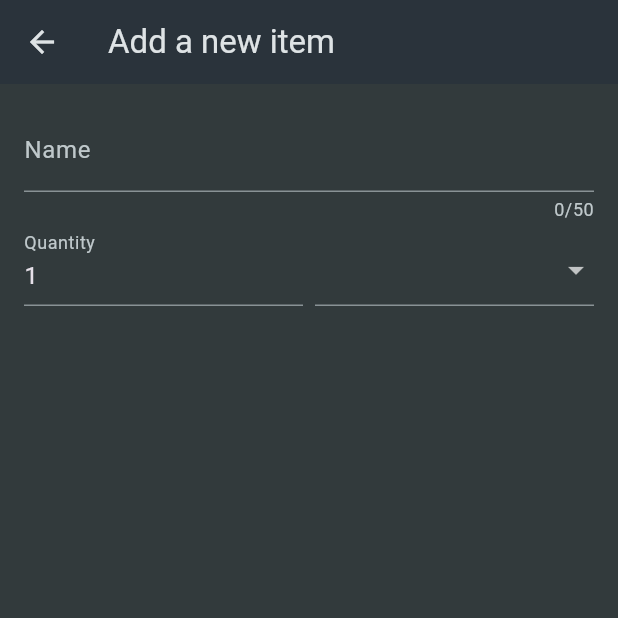
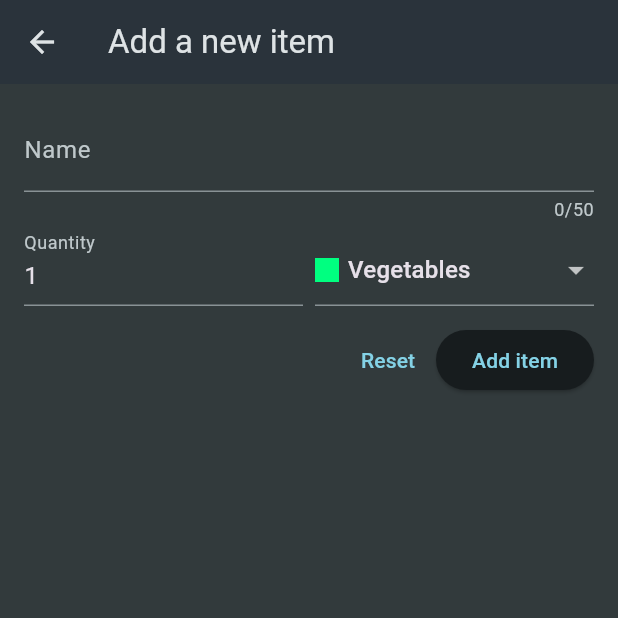
Before and after one commit to Amrendra29/Shopping_list, a Flutter app: the screen it shows after launch, after a tap on the "add" icon, on a phone screen of 412 x 824 dp, the top half of it. Run offline on Flutter 3.47's test engine with Material 3 defaults, Android fonts, the phone set to English and light mode, and no system bars.

Commit message:
Complete the UI Function

```diff
--- a/lib/models/grocery_item.dart
+++ b/lib/models/grocery_item.dart
@@ -4,10 +4,11 @@ import 'package:shopping_list/models/category.dart';
 
 class GroceryItem {
   const GroceryItem({
-    required this.category,
+
     required this.id,
     required this.name,
     required this.quantity,
+     required this.category,
   });
 
   final String id;
--- a/lib/widgets/grocery_list.dart
+++ b/lib/widgets/grocery_list.dart
@@ -1,5 +1,5 @@
 import 'package:flutter/material.dart';
-import 'package:shopping_list/data/dummy_items.dart';
+import 'package:shopping_list/models/grocery_item.dart';
 import 'package:shopping_list/widgets/new_item.dart';
 
 class GroceryList extends StatefulWidget {
@@ -10,32 +10,56 @@ class GroceryList extends StatefulWidget {
 }
 
 class _GroceryListState extends State<GroceryList> {
-  void _additem() {
-    Navigator.of(context).push(MaterialPageRoute(builder: (ctx) => NewItem()));
+  final List<GroceryItem> _groceryitems = [];
+  void _additem() async {
+    final newitem = await Navigator.of(
+      context,
+    ).push<GroceryItem>(MaterialPageRoute(builder: (ctx) => NewItem()));
+    if (newitem == null) return;
+
+    setState(() {
+      _groceryitems.add(newitem);
+    });
+  }
+
+  void _remove(GroceryItem item) {
+    setState(() {
+      _groceryitems.remove(item);
+    });
   }
 
   @override
   Widget build(BuildContext context) {
+    Widget content = Center(child: Text('No items added yet'));
+    if (_groceryitems.isNotEmpty) {
+      content = ListView.builder(
+        itemCount: _groceryitems.length,
+        itemBuilder: (ctx, index) => Dismissible(
+          onDismissed: (direction) {
+            _remove(_groceryitems[index]);
+          },
+          key: ValueKey(_groceryitems[index].id),
+          child: ListTile(
+            title: Text(_groceryitems[index].name),
+            leading: Container(
+              height: 24,
+              width: 24,
+              color: _groceryitems[index].category.color,
+            ),
+            trailing: Text(
+              _groceryitems[index].quantity.toString(),
+              style: TextStyle(fontSize: 15, color: Colors.white),
+            ),
+          ),
+        ),
+      );
+    }
     return Scaffold(
       appBar: AppBar(
         title: Text('Your Groceries'),
         actions: [IconButton(onPressed: _additem, icon: Icon(Icons.add))],
       ),
-      body: ListView.builder(
-        itemCount: groceryItems.length,
-        itemBuilder: (ctx, index) => ListTile(
-          title: Text(groceryItems[index].name),
-          leading: Container(
-            height: 24,
-            width: 24,
-            color: groceryItems[index].category.color,
-          ),
-          trailing: Text(
-            groceryItems[index].quantity.toString(),
-            style: TextStyle(fontSize: 15, color: Colors.white),
-          ),
-        ),
-      ),
+      body: content,
     );
   }
 }
--- a/lib/widgets/new_item.dart
+++ b/lib/widgets/new_item.dart
@@ -1,8 +1,10 @@
 import 'package:flutter/material.dart';
 import 'package:shopping_list/data/categories.dart';
+import 'package:shopping_list/models/category.dart';
+import 'package:shopping_list/models/grocery_item.dart';
 
 class NewItem extends StatefulWidget {
-  NewItem({super.key});
+  const NewItem({super.key});
   @override
   State<NewItem> createState() {
     return _NewItemState();
@@ -10,6 +12,24 @@ class NewItem extends StatefulWidget {
 }
 
 class _NewItemState extends State<NewItem> {
+  final _formkey = GlobalKey<FormState>();
+  var _enteredvalue = '';
+  var _enteredquantity = 1;
+  var _selectedcategory = categories[Categories.vegetables]!;
+  void _saveitem() {
+    if (_formkey.currentState!.validate()) {
+      _formkey.currentState!.save();
+      Navigator.of(context).pop(
+        GroceryItem(
+          id: DateTime.now().toString(),
+          name: _enteredvalue,
+          quantity: _enteredquantity,
+          category: _selectedcategory,
+        ),
+      );
+    }
+  }
+
   @override
   Widget build(BuildContext context) {
     return Scaffold(
@@ -17,13 +37,23 @@ class _NewItemState extends State<NewItem> {
       body: Padding(
         padding: EdgeInsets.all(16),
         child: Form(
+          key: _formkey,
           child: Column(
             children: [
               TextFormField(
                 maxLength: 50,
                 decoration: InputDecoration(label: Text('Name')),
                 validator: (value) {
-                  return 'Demo..';
+                  if (value == null ||
+                      value.isEmpty ||
+                      value.trim().length <= 1 ||
+                      value.trim().length > 50) {
+                    return 'Must be add between 1 to 50';
+                  }
+                  return null;
+                },
+                onSaved: (value) {
+                  _enteredvalue = value!;
                 },
               ),
 
@@ -34,11 +64,24 @@ class _NewItemState extends State<NewItem> {
                     child: TextFormField(
                       decoration: InputDecoration(label: Text('Quantity')),
                       initialValue: '1',
+                      keyboardType: TextInputType.number,
+                      validator: (value) {
+                        if (value == null ||
+                            value.isEmpty ||
+                            int.tryParse(value)! <= 0) {
+                          return 'Must be a valid, positive number';
+                        }
+                        return null;
+                      },
+                      onSaved: (value) {
+                        _enteredquantity = int.parse(value!);
+                      },
                     ),
                   ),
                   SizedBox(width: 8),
                   Expanded(
                     child: DropdownButtonFormField(
+                      initialValue: _selectedcategory,
                       items: [
                         for (final category in categories.entries)
                           DropdownMenuItem(
@@ -56,9 +99,26 @@ class _NewItemState extends State<NewItem> {
                             ),
                           ),
                       ],
-                      onChanged: (value) {},
+                      onChanged: (value) {
+                        setState(() {
+                          _selectedcategory = value!;
+                        });
+                      },
                     ),
                   ),
+                ],
+              ),
+              SizedBox(height: 12),
+              Row(
+                mainAxisAlignment: MainAxisAlignment.end,
+                children: [
+                  TextButton(
+                    onPressed: () {
+                      _formkey.currentState!.reset();
+                    },
+                    child: Text('Reset'),
+                  ),
+                  ElevatedButton(onPressed: _saveitem, child: Text('Add item')),
                 ],
               ),
             ],
```
Also changed, not shown: lib/data/dummy_items.dart (deleted, +0 -24 lines).
